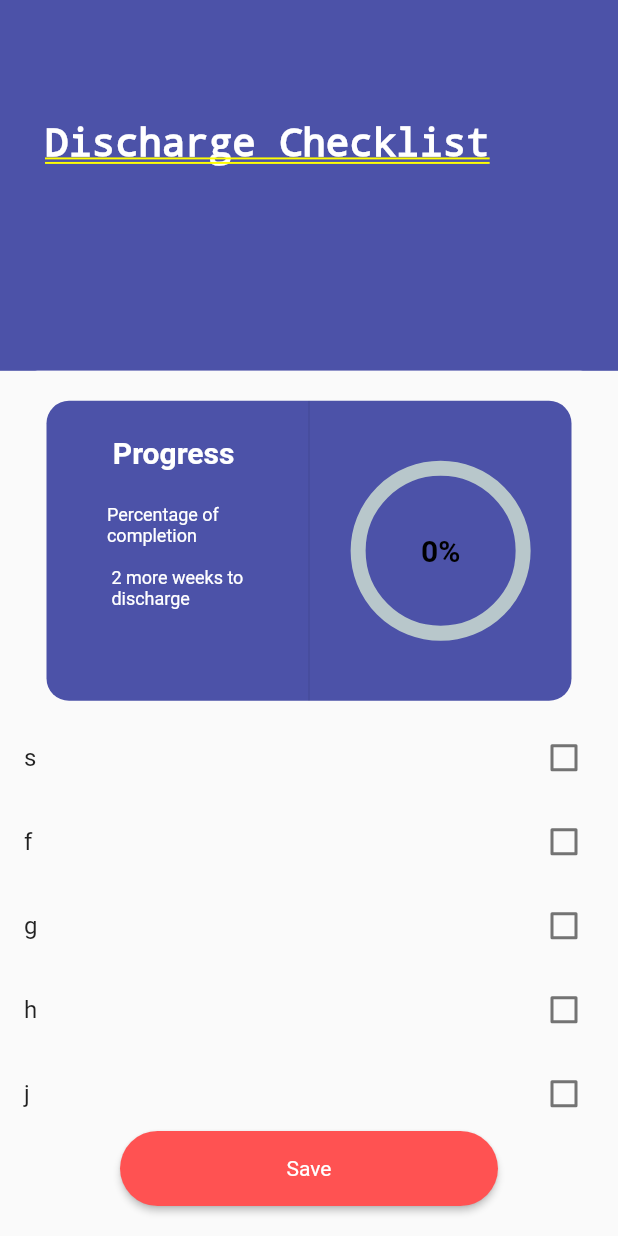
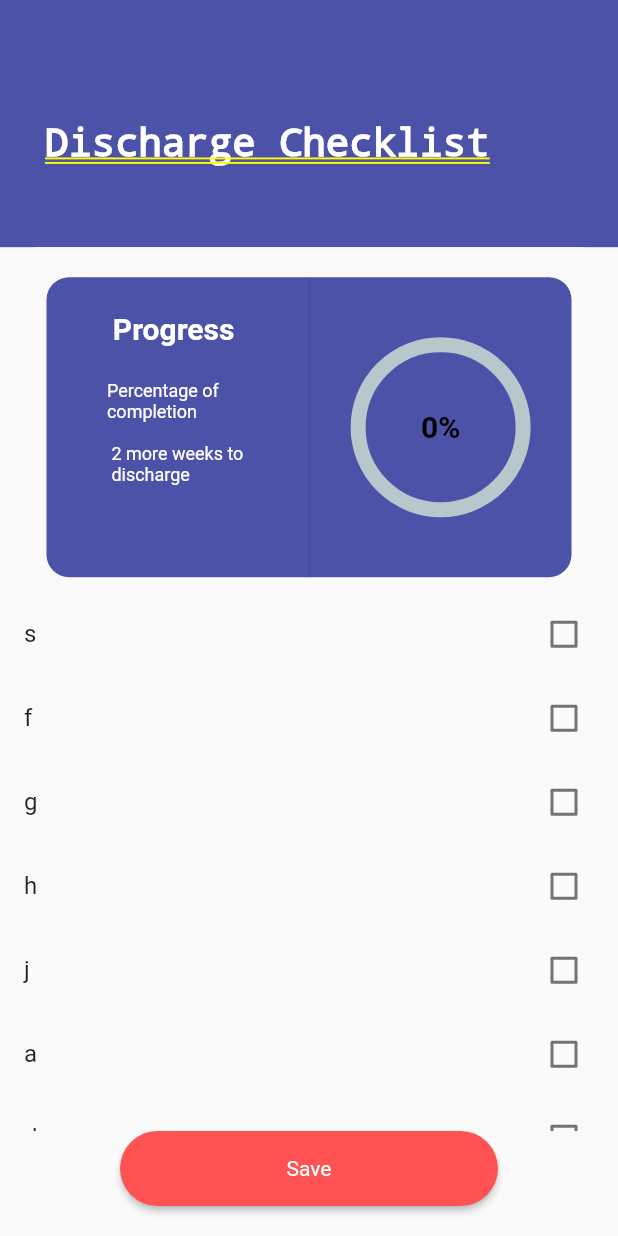
Before and after one commit to ccaian/Team-13-ITP-SE-39, a Flutter app: the DischargeCheckListPage screen opened directly, on a phone screen of 412 x 824 dp. Run offline on Flutter 3.47's test engine with Material 2 defaults, Android fonts, the phone set to English and light mode, and no system bars; drawn by our look-alikes of percent_indicator; our stand-ins replace cloud_firestore, datetime_picker_formfield, firebase_auth, firebase_core, firebase_database, firebase_storage and 7 more; missing offline and left inert: dart:ffi, image_downloader; accounts and stored records are empty.

Commit message:
UI changes discharge and parentselchild

```diff
--- a/lib/dischargechecklist.dart
+++ b/lib/dischargechecklist.dart
@@ -75,7 +75,7 @@ class _DischargeCheckListPageState extends State<DischargeCheckListPage> {
             bottom: 0,
             child: Container(
                 width: MediaQuery.of(context).size.width,
-                height: MediaQuery.of(context).size.height * 0.7,
+                height: MediaQuery.of(context).size.height * 0.8,
                 decoration: BoxDecoration(
                   color: Colors.white,
                   borderRadius: BorderRadius.only(
```
Also changed, not shown: lib/parentselchild.dart (+13 -4 lines).
